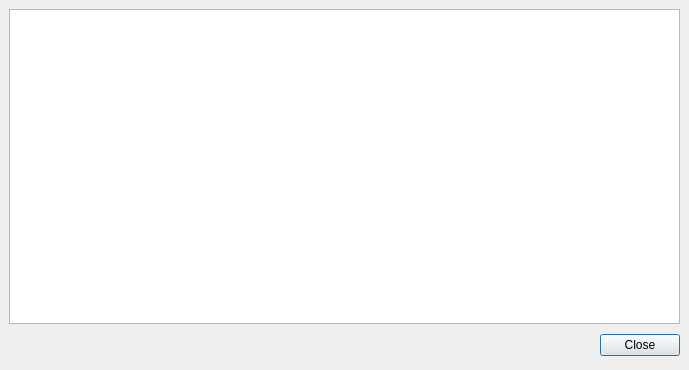
Qt form showtextdialog.ui (insilmaril/vym) before a commit.
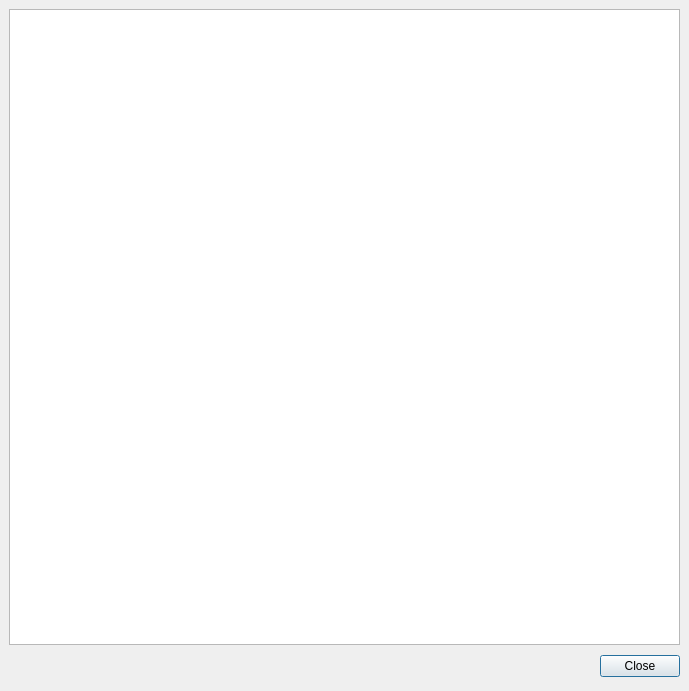
The same form after that commit.

```diff
--- a/showtextdialog.ui
+++ b/showtextdialog.ui
@@ -7,7 +7,7 @@
     <x>0</x>
     <y>0</y>
     <width>689</width>
-    <height>370</height>
+    <height>691</height>
    </rect>
   </property>
   <property name="windowTitle">
```
Left out of the diff: 22 changed lines with no effect on the pictures.
